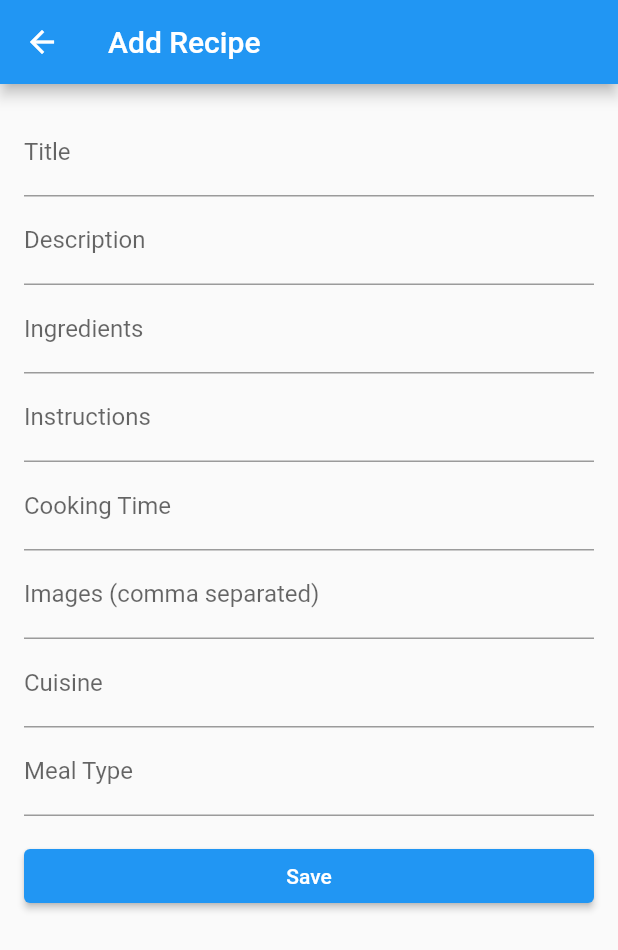
After one commit to FawadAhmed322/recipe_app, a Flutter app: the screen it shows once a user with an empty profile is signed in, after a tap on "Add Recipe", on a phone screen of 412 x 824 dp. The commit adds this screen. Shown: the top 950 px of the screen. Run offline on Flutter 3.47's test engine with Material 2 defaults, Android fonts, the phone set to English and light mode, and no system bars; our stand-ins replace firebase_auth, firebase_core, fluttertoast; accounts and stored records are empty.

Commit message:
Add Recipe in Progress

```diff
--- /dev/null
+++ b/lib/pages/add_recipe_page.dart
@@ -0,0 +1,143 @@
+import 'package:flutter/material.dart';
+import 'package:recipe_app/pages/recipe_model.dart';
+import 'package:uuid/uuid.dart';
+import 'package:recipe_app/models/review_model.dart';
+
+class AddRecipePage extends StatefulWidget {
+  const AddRecipePage({Key? key}) : super(key: key);
+
+  @override
+  _AddRecipePageState createState() => _AddRecipePageState();
+}
+
+class _AddRecipePageState extends State<AddRecipePage> {
+  final _formKey = GlobalKey<FormState>();
+  final _uuid = const Uuid();
+
+  String? _id;
+  String? _title;
+  String? _description;
+  List<String?>? _ingredients;
+  List<String?>? _instructions;
+  int? _cookingTime;
+  List<String?>? _images;
+  String? _cuisine;
+  String? _mealType;
+  List<Review?>? _reviews;
+
+  @override
+  void initState() {
+    super.initState();
+    _id = _uuid.v4(); // generate a random UUID
+  }
+
+  @override
+  Widget build(BuildContext context) {
+    return Scaffold(
+      appBar: AppBar(
+        title: const Text('Add Recipe'),
+      ),
+      body: Padding(
+        padding: const EdgeInsets.all(16.0),
+        child: Form(
+          key: _formKey,
+          child: ListView(
+            children: <Widget>[
+              TextFormField(
+                decoration: const InputDecoration(labelText: 'Title'),
+                validator: (value) {
+                  if (value!.isEmpty) {
+                    return 'Please enter a title';
+                  }
+                  return null;
+                },
+                onSaved: (value) {
+                  _title = value;
+                },
+              ),
+              TextFormField(
+                decoration: const InputDecoration(labelText: 'Description'),
+                onSaved: (value) {
+                  _description = value;
+                },
+              ),
+              TextFormField(
+                decoration: const InputDecoration(labelText: 'Ingredients'),
+                maxLines: null,
+                keyboardType: TextInputType.multiline,
+                onSaved: (value) {
+                  _ingredients =
+                      value!.split('\n').map((i) => i.trim()).toList();
+                },
+              ),
+              TextFormField(
+                decoration: const InputDecoration(labelText: 'Instructions'),
+                maxLines: null,
+                keyboardType: TextInputType.multiline,
+                onSaved: (value) {
+                  _instructions =
+                      value!.split('\n').map((i) => i.trim()).toList();
+                },
+              ),
+              TextFormField(
+                decoration: const InputDecoration(labelText: 'Cooking Time'),
+                keyboardType: TextInputType.number,
+                onSaved: (value) {
+                  _cookingTime = int.tryParse(value!) ?? 0;
+                },
+              ),
+              TextFormField(
+                decoration: const InputDecoration(
+                    labelText: 'Images (comma separated)'),
+                maxLines: null,
+                keyboardType: TextInputType.multiline,
+                onSaved: (value) {
+                  _images = value!.split(',').map((i) => i.trim()).toList();
+                },
+              ),
+              TextFormField(
+                decoration: const InputDecoration(labelText: 'Cuisine'),
+                onSaved: (value) {
+                  _cuisine = value;
+                },
+              ),
+              TextFormField(
+                decoration: const InputDecoration(labelText: 'Meal Type'),
+                onSaved: (value) {
+                  _mealType = value;
+                },
+              ),
+              const SizedBox(height: 16),
+              ElevatedButton(
+                onPressed: () {
+                  if (_formKey.currentState!.validate()) {
+                    _formKey.currentState!.save();
+
+                    final recipe = Recipe(
+                      id: _id,
+                      title: _title!,
+                      description: _description,
+                      ingredients: _ingredients,
+                      instructions: _instructions,
+                      cookingTime: _cookingTime,
+                      images: _images,
+                      cuisine: _cuisine,
+                      mealType: _mealType,
+                      reviews: _reviews,
+                    );
+
+                    // TODO: save recipe to database or send to server
+
+                    // navigate back to previous page
+                    Navigator.pop(context);
+                  }
+                },
+                child: const Text('Save'),
+              ),
+            ],
+          ),
+        ),
+      ),
+    );
+  }
+}
--- a/lib/pages/home_page.dart
+++ b/lib/pages/home_page.dart
@@ -1,6 +1,7 @@
 import 'package:flutter/material.dart';
 import 'package:firebase_auth/firebase_auth.dart';
 import 'package:fluttertoast/fluttertoast.dart';
+import 'package:recipe_app/pages/add_recipe_page.dart';
 import 'login_page.dart';
 
 class HomePage extends StatefulWidget {
@@ -50,9 +51,24 @@ class _HomePageState extends State<HomePage> {
         title: Text('Home'),
       ),
       body: Center(
-        child: Text(
-          'Home',
-          style: TextStyle(fontSize: 24.0),
+        child: Column(
+          children: [
+            Text(
+              'Home',
+              style: TextStyle(fontSize: 24.0),
+            ),
+            ElevatedButton(
+              onPressed: () {
+                Navigator.push(
+                  context,
+                  MaterialPageRoute(
+                    builder: (context) => AddRecipePage(),
+                  ),
+                );
+              },
+              child: Text('Add Recipe'),
+            ),
+          ],
         ),
       ),
       floatingActionButton: FloatingActionButton(
--- a/pubspec.yaml
+++ b/pubspec.yaml
@@ -39,6 +39,7 @@ dependencies:
   firebase_core: ^2.6.1
   firebase_auth: ^4.2.8
   fluttertoast: ^8.2.1
+  uuid: ^3.0.7
 
 dev_dependencies:
   flutter_test:
```
Also changed, not shown: lib/pages/recipe_model.dart (renamed from lib/models/recipe_model.dart), pubspec.lock.
